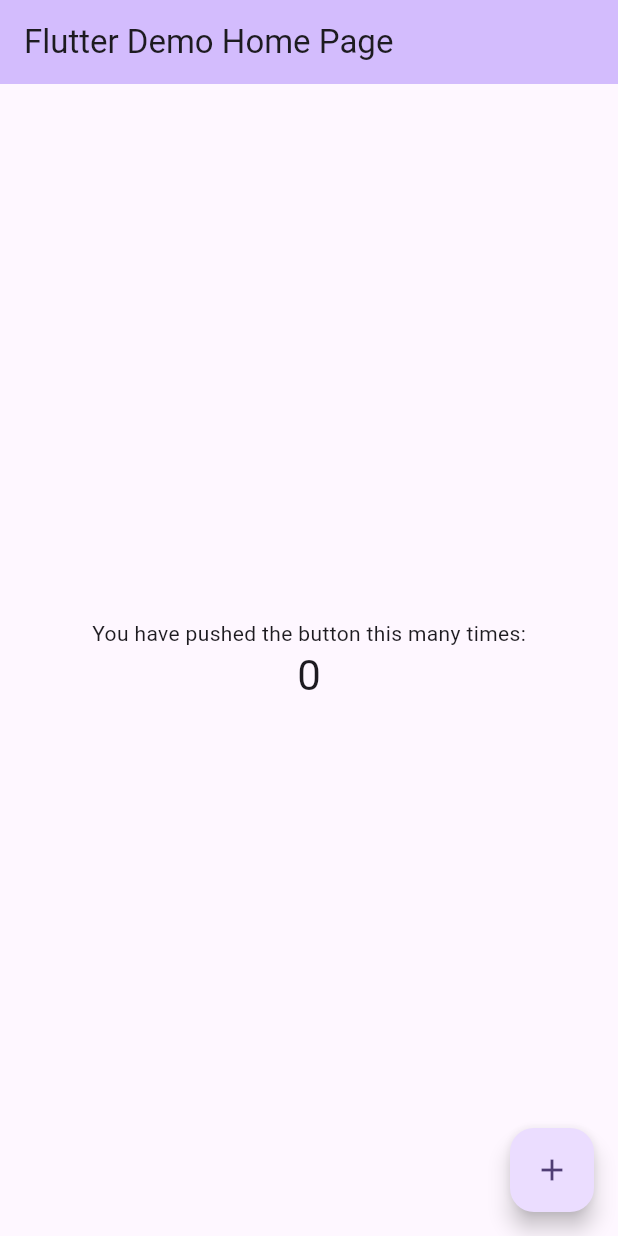
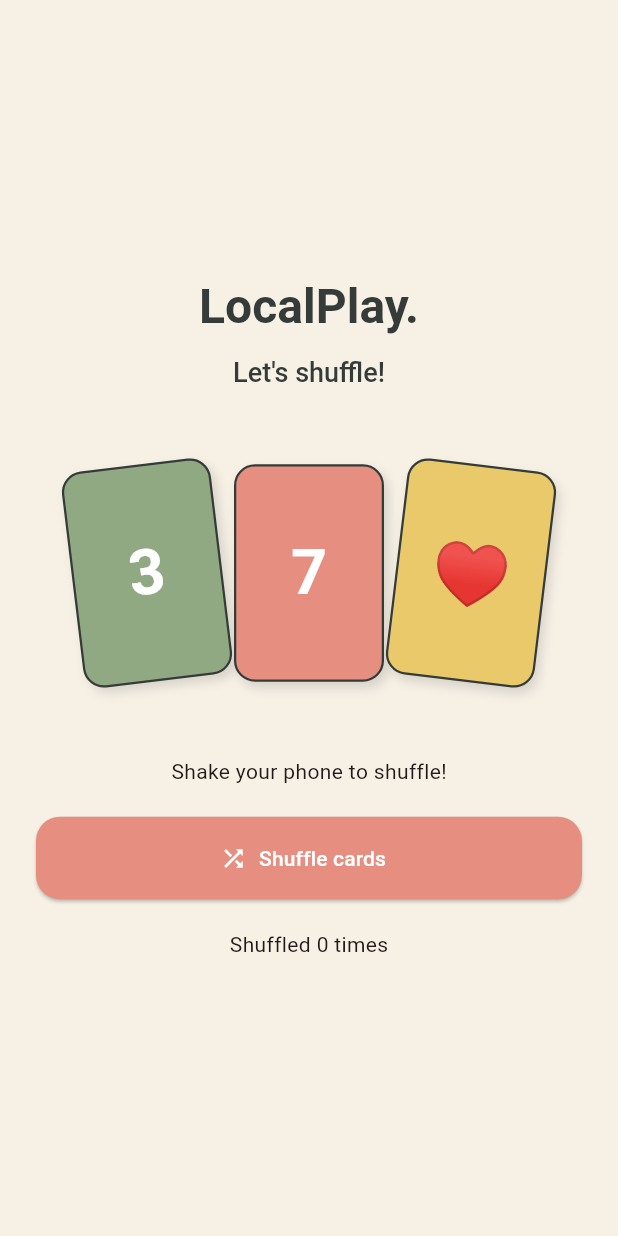
Before and after one commit to anja-graf/local-play, a Flutter app: the screen it shows after launch, on a phone screen of 412 x 824 dp. Run offline on Flutter 3.47's test engine with Material 3 defaults, Android fonts, the phone set to English and light mode, and no system bars; our stand-ins replace sensors_plus.

Commit message:
Simple theme definition and shuffle button/detector

```diff
--- a/lib/main.dart
+++ b/lib/main.dart
@@ -1,4 +1,7 @@
 import 'package:flutter/material.dart';
+
+import 'theme/app_theme.dart';
+import 'screens/shuffle_playground.dart';
 
 void main() {
   runApp(const MyApp());
@@ -11,31 +14,17 @@ class MyApp extends StatelessWidget {
   @override
   Widget build(BuildContext context) {
     return MaterialApp(
-      title: 'Flutter Demo',
-      theme: ThemeData(
-        // This is the theme of your application.
-        //
-        // TRY THIS: Try running your application with "flutter run". You'll see
-        // the application has a purple toolbar. Then, without quitting the app,
-        // try changing the seedColor in the colorScheme below to Colors.green
-        // and then invoke "hot reload" (save your changes or press the "hot
-        // reload" button in a Flutter-supported IDE, or press "r" if you used
-        // the command line to start the app).
-        //
-        // Notice that the counter didn't reset back to zero; the application
-        // state is not lost during the reload. To reset the state, use hot
-        // restart instead.
-        //
-        // This works for code too, not just values: Most code changes can be
-        // tested with just a hot reload.
-        colorScheme: .fromSeed(seedColor: Colors.deepPurple),
-      ),
-      home: const MyHomePage(title: 'Flutter Demo Home Page'),
+      title: 'Local Play',
+      debugShowCheckedModeBanner: false,
+
+      theme: AppTheme.lightTheme,
+
+      home: const ShufflePlayground(),
     );
   }
 }
 
-class MyHomePage extends StatefulWidget {
+/*class MyHomePage extends StatefulWidget {
   const MyHomePage({super.key, required this.title});
 
   // This widget is the home page of your application. It is stateful, meaning
@@ -120,3 +109,4 @@ class _MyHomePageState extends State<MyHomePage> {
     );
   }
 }
+*/
--- /dev/null
+++ b/lib/screens/shuffle_playground.dart
@@ -0,0 +1,97 @@
+import 'dart:math';
+
+import 'package:flutter/material.dart';
+
+import '../theme/app_colors.dart';
+import '../services/shake_detector.dart';
+import '../widgets/playing_card.dart';
+import '../widgets/shuffle_button.dart';
+
+class ShufflePlayground extends StatefulWidget {
+  const ShufflePlayground({super.key});
+
+  @override
+  State<ShufflePlayground> createState() => _ShufflePlaygroundState();
+}
+
+class _ShufflePlaygroundState extends State<ShufflePlayground> {
+  final ShakeDetector _shakeDetector = ShakeDetector();
+
+  int shuffleCount = 0;
+
+  List<PlayingCard> cards = [
+    const PlayingCard(symbol: '3', color: AppColors.secondary, rotation: -0.12),
+    const PlayingCard(symbol: '7', color: AppColors.primary),
+    const PlayingCard(symbol: '♥', color: AppColors.accent, rotation: 0.12),
+  ];
+
+  @override
+  void initState() {
+    super.initState();
+
+    _shakeDetector.startListening(() {
+      shuffleCards();
+    });
+  }
+
+  void shuffleCards() {
+    setState(() {
+      cards.shuffle(Random());
+      shuffleCount++;
+    });
+  }
+
+  @override
+  void dispose() {
+    _shakeDetector.stopListening();
+    super.dispose();
+  }
+
+  @override
+  Widget build(BuildContext context) {
+    return Scaffold(
+      body: SafeArea(
+        child: Padding(
+          padding: const EdgeInsets.all(24),
+
+          child: Column(
+            mainAxisAlignment: MainAxisAlignment.center,
+            children: [
+              Text(
+                'LocalPlay.',
+                style: Theme.of(context).textTheme.headlineLarge,
+              ),
+
+              const SizedBox(height: 12),
+
+              Text(
+                'Let\'s shuffle!',
+                style: Theme.of(context).textTheme.titleLarge,
+              ),
+
+              const SizedBox(height: 50),
+
+              Wrap(
+                alignment: WrapAlignment.center,
+                spacing: 8,
+                children: cards,
+              ),
+
+              const SizedBox(height: 50),
+
+              const Text('Shake your phone to shuffle!'),
+
+              const SizedBox(height: 20),
+
+              ShuffleButton(onPressed: shuffleCards),
+
+              const SizedBox(height: 20),
+
+              Text('Shuffled $shuffleCount times'),
+            ],
+          ),
+        ),
+      ),
+    );
+  }
+}
--- /dev/null
+++ b/lib/services/shake_detector.dart
@@ -0,0 +1,34 @@
+import 'dart:async';
+import 'dart:math';
+
+import 'package:flutter/foundation.dart';
+import 'package:sensors_plus/sensors_plus.dart';
+
+class ShakeDetector {
+  StreamSubscription<UserAccelerometerEvent>? _subscription;
+
+  DateTime _lastShake = DateTime(2000);
+
+  void startListening(VoidCallback onShake) {
+    stopListening();
+
+    _subscription = userAccelerometerEventStream().listen((event) {
+      final acceleration = sqrt(
+        event.x * event.x + event.y * event.y + event.z * event.z,
+      );
+
+      final now = DateTime.now();
+
+      if (acceleration > 15 &&
+          now.difference(_lastShake).inMilliseconds > 1000) {
+        _lastShake = now;
+        onShake();
+      }
+    });
+  }
+
+  void stopListening() {
+    _subscription?.cancel();
+    _subscription = null;
+  }
+}
--- /dev/null
+++ b/lib/theme/app_colors.dart
@@ -0,0 +1,10 @@
+import 'package:flutter/material.dart';
+
+class AppColors {
+  static const Color primary = Color(0xFFE68F80);
+  static const Color secondary = Color(0xFF91A982);
+  static const Color background = Color(0xFFF6F0E5);
+  static const Color surface = Color(0xFFFFFCF6);
+  static const Color accent = Color(0xFFE9C96A);
+  static const Color text = Color(0xFF343B38);
+}
--- /dev/null
+++ b/lib/theme/app_theme.dart
@@ -0,0 +1,41 @@
+import 'package:flutter/material.dart';
+
+import 'app_colors.dart';
+import 'app_typography.dart';
+
+class AppTheme {
+  static ThemeData get lightTheme {
+    return ThemeData(
+      useMaterial3: true,
+      scaffoldBackgroundColor: AppColors.background,
+
+      colorScheme:
+          ColorScheme.fromSeed(
+            seedColor: AppColors.primary,
+            brightness: Brightness.light,
+          ).copyWith(
+            primary: AppColors.primary,
+            secondary: AppColors.secondary,
+            surface: AppColors.surface,
+          ),
+
+      textTheme: const TextTheme(
+        headlineLarge: AppTypography.heading,
+        titleLarge: AppTypography.subtitle,
+        bodyLarge: AppTypography.body,
+        bodySmall: AppTypography.caption,
+      ),
+
+      elevatedButtonTheme: ElevatedButtonThemeData(
+        style: ElevatedButton.styleFrom(
+          backgroundColor: AppColors.primary,
+          foregroundColor: Colors.white,
+          minimumSize: const Size(double.infinity, 55),
+          shape: RoundedRectangleBorder(
+            borderRadius: BorderRadius.circular(16),
+          ),
+        ),
+      ),
+    );
+  }
+}
--- /dev/null
+++ b/lib/theme/app_typography.dart
@@ -0,0 +1,24 @@
+import 'package:flutter/material.dart';
+
+import 'app_colors.dart';
+
+class AppTypography {
+  static const TextStyle heading = TextStyle(
+    fontSize: 32,
+    fontWeight: FontWeight.bold,
+    color: AppColors.text,
+  );
+
+  static const TextStyle subtitle = TextStyle(
+    fontSize: 18,
+    fontWeight: FontWeight.w500,
+    color: AppColors.text,
+  );
+
+  static const TextStyle body = TextStyle(fontSize: 16, color: AppColors.text);
+
+  static const TextStyle caption = TextStyle(
+    fontSize: 13,
+    color: AppColors.text,
+  );
+}
--- /dev/null
+++ b/lib/widgets/playing_card.dart
@@ -0,0 +1,48 @@
+import 'package:flutter/material.dart';
+
+import '../theme/app_colors.dart';
+
+class PlayingCard extends StatelessWidget {
+  final String symbol;
+  final Color color;
+  final double rotation;
+
+  const PlayingCard({
+    super.key,
+    required this.symbol,
+    required this.color,
+    this.rotation = 0,
+  });
+
+  @override
+  Widget build(BuildContext context) {
+    return Transform.rotate(
+      angle: rotation,
+      child: Container(
+        width: 100,
+        height: 145,
+        decoration: BoxDecoration(
+          color: color,
+          borderRadius: BorderRadius.circular(14),
+          border: Border.all(color: AppColors.text, width: 1.5),
+          boxShadow: [
+            BoxShadow(
+              color: Colors.black.withValues(alpha: 0.12),
+              blurRadius: 5,
+              offset: const Offset(3, 4),
+            ),
+          ],
+        ),
+        alignment: Alignment.center,
+        child: Text(
+          symbol,
+          style: const TextStyle(
+            fontSize: 42,
+            fontWeight: FontWeight.bold,
+            color: Colors.white,
+          ),
+        ),
+      ),
+    );
+  }
+}
--- /dev/null
+++ b/lib/widgets/shuffle_button.dart
@@ -0,0 +1,16 @@
+import 'package:flutter/material.dart';
+
+class ShuffleButton extends StatelessWidget {
+  final VoidCallback onPressed;
+
+  const ShuffleButton({super.key, required this.onPressed});
+
+  @override
+  Widget build(BuildContext context) {
+    return ElevatedButton.icon(
+      onPressed: onPressed,
+      icon: const Icon(Icons.shuffle),
+      label: const Text('Shuffle cards'),
+    );
+  }
+}
--- a/pubspec.yaml
+++ b/pubspec.yaml
@@ -34,6 +34,7 @@ dependencies:
   # The following adds the Cupertino Icons font to your application.
   # Use with the CupertinoIcons class for iOS style icons.
   cupertino_icons: ^1.0.8
+  sensors_plus: ^7.1.1
 
 dev_dependencies:
   flutter_test:
```
Also changed, not shown: pubspec.lock.
